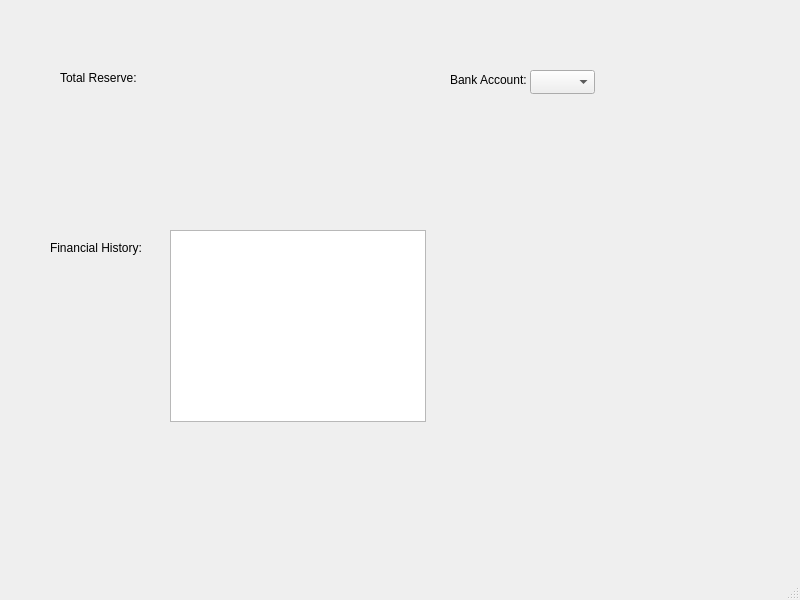
The window that form.ui (Devel-ash/Expense-tracker) describes before a commit, drawn with Qt 5.
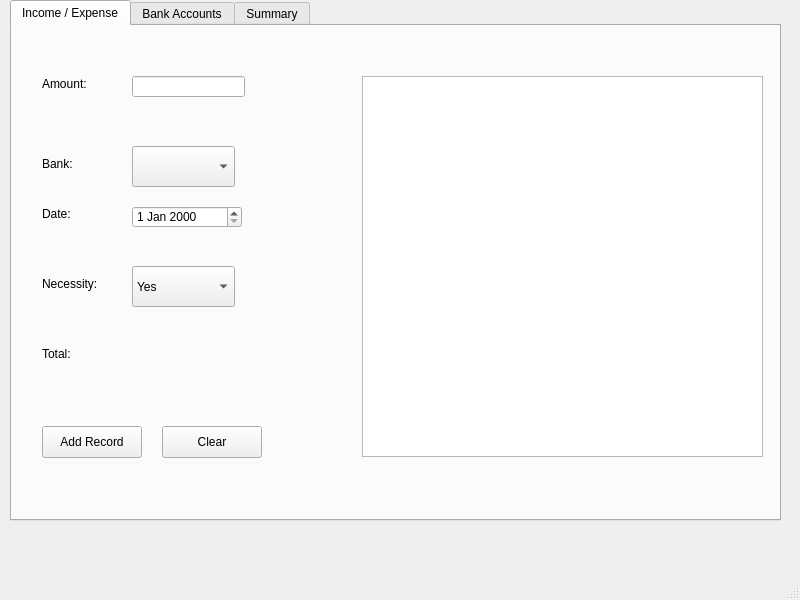
The same window after the commit.

Commit message: added first section in the tab for managing the expense and/or income in QT

Diff of the .ui file:
```diff
--- a/form.ui
+++ b/form.ui
@@ -14,64 +14,184 @@
    <string>MainWindow</string>
   </property>
   <widget class="QWidget" name="centralwidget">
-   <widget class="QLabel" name="label">
+   <widget class="QTabWidget" name="tabWidget">
     <property name="geometry">
      <rect>
-      <x>60</x>
-      <y>70</y>
-      <width>81</width>
+      <x>10</x>
+      <y>0</y>
+      <width>771</width>
+      <height>521</height>
+     </rect>
+    </property>
+    <property name="currentIndex">
+     <number>0</number>
+    </property>
+    <widget class="QWidget" name="tab">
+     <attribute name="title">
+      <string>Income / Expense</string>
+     </attribute>
+     <widget class="QPushButton" name="pushButton_5">
+      <property name="geometry">
+       <rect>
+        <x>150</x>
+        <y>400</y>
+        <width>100</width>
+        <height>32</height>
+       </rect>
+      </property>
+      <property name="text">
+       <string>Clear</string>
+      </property>
+     </widget>
+     <widget class="QDateEdit" name="dateEdit_3">
+      <property name="geometry">
+       <rect>
+        <x>120</x>
+        <y>180</y>
+        <width>110</width>
+        <height>22</height>
+       </rect>
+      </property>
+     </widget>
+     <widget class="QLabel" name="label_11">
+      <property name="geometry">
+       <rect>
+        <x>30</x>
+        <y>250</y>
+        <width>71</width>
       <height>16</height>
      </rect>
     </property>
     <property name="text">
-     <string>Total Reserve:</string>
-    </property>
-   </widget>
-   <widget class="QLabel" name="label_2">
+       <string>Necessity:</string>
+      </property>
+     </widget>
+     <widget class="QLineEdit" name="lineEdit_3">
     <property name="geometry">
      <rect>
-      <x>50</x>
+        <x>120</x>
+        <y>50</y>
+        <width>113</width>
+        <height>21</height>
+       </rect>
+      </property>
+     </widget>
+     <widget class="QComboBox" name="comboBox_5">
+      <property name="geometry">
+       <rect>
+        <x>120</x>
       <y>240</y>
-      <width>101</width>
+        <width>103</width>
+        <height>41</height>
+       </rect>
+      </property>
+      <item>
+       <property name="text">
+        <string>Yes</string>
+       </property>
+      </item>
+      <item>
+       <property name="text">
+        <string>No</string>
+       </property>
+      </item>
+     </widget>
+     <widget class="QLabel" name="label_12">
+      <property name="geometry">
+       <rect>
+        <x>30</x>
+        <y>180</y>
+        <width>58</width>
       <height>16</height>
      </rect>
     </property>
     <property name="text">
-     <string>Financial History:</string>
-    </property>
-   </widget>
-   <widget class="QComboBox" name="comboBox">
+       <string>Date:</string>
+      </property>
+     </widget>
+     <widget class="QTableView" name="tableView_3">
     <property name="geometry">
      <rect>
-      <x>530</x>
-      <y>70</y>
-      <width>65</width>
-      <height>24</height>
+        <x>350</x>
+        <y>50</y>
+        <width>401</width>
+        <height>381</height>
      </rect>
     </property>
    </widget>
-   <widget class="QTableView" name="tableView">
+     <widget class="QLabel" name="label_13">
     <property name="geometry">
      <rect>
-      <x>170</x>
-      <y>230</y>
-      <width>256</width>
-      <height>192</height>
-     </rect>
-    </property>
-   </widget>
-   <widget class="QLabel" name="label_3">
+        <x>30</x>
+        <y>320</y>
+        <width>58</width>
+        <height>16</height>
+       </rect>
+      </property>
+      <property name="text">
+       <string>Total:</string>
+      </property>
+     </widget>
+     <widget class="QLabel" name="label_14">
     <property name="geometry">
      <rect>
-      <x>450</x>
-      <y>70</y>
-      <width>81</width>
-      <height>20</height>
+        <x>30</x>
+        <y>50</y>
+        <width>58</width>
+        <height>16</height>
      </rect>
     </property>
     <property name="text">
-     <string>Bank Account:</string>
-    </property>
+       <string>Amount:</string>
+      </property>
+     </widget>
+     <widget class="QLabel" name="label_15">
+      <property name="geometry">
+       <rect>
+        <x>30</x>
+        <y>130</y>
+        <width>58</width>
+        <height>16</height>
+       </rect>
+      </property>
+      <property name="text">
+       <string>Bank:</string>
+      </property>
+     </widget>
+     <widget class="QPushButton" name="pushButton_6">
+      <property name="geometry">
+       <rect>
+        <x>30</x>
+        <y>400</y>
+        <width>100</width>
+        <height>32</height>
+       </rect>
+      </property>
+      <property name="text">
+       <string>Add Record</string>
+      </property>
+     </widget>
+     <widget class="QComboBox" name="comboBox_6">
+      <property name="geometry">
+       <rect>
+        <x>120</x>
+        <y>120</y>
+        <width>103</width>
+        <height>41</height>
+       </rect>
+      </property>
+     </widget>
+    </widget>
+    <widget class="QWidget" name="tab_2">
+     <attribute name="title">
+      <string>Bank Accounts</string>
+     </attribute>
+    </widget>
+    <widget class="QWidget" name="tab_3">
+     <attribute name="title">
+      <string>Summary</string>
+     </attribute>
+    </widget>
    </widget>
   </widget>
   <widget class="QMenuBar" name="menubar">
```
Left out of the diff: 2 changed lines with no effect on the pictures. Lines whose indentation alone changed are shown as unchanged. The commit also changes 1 other file.
